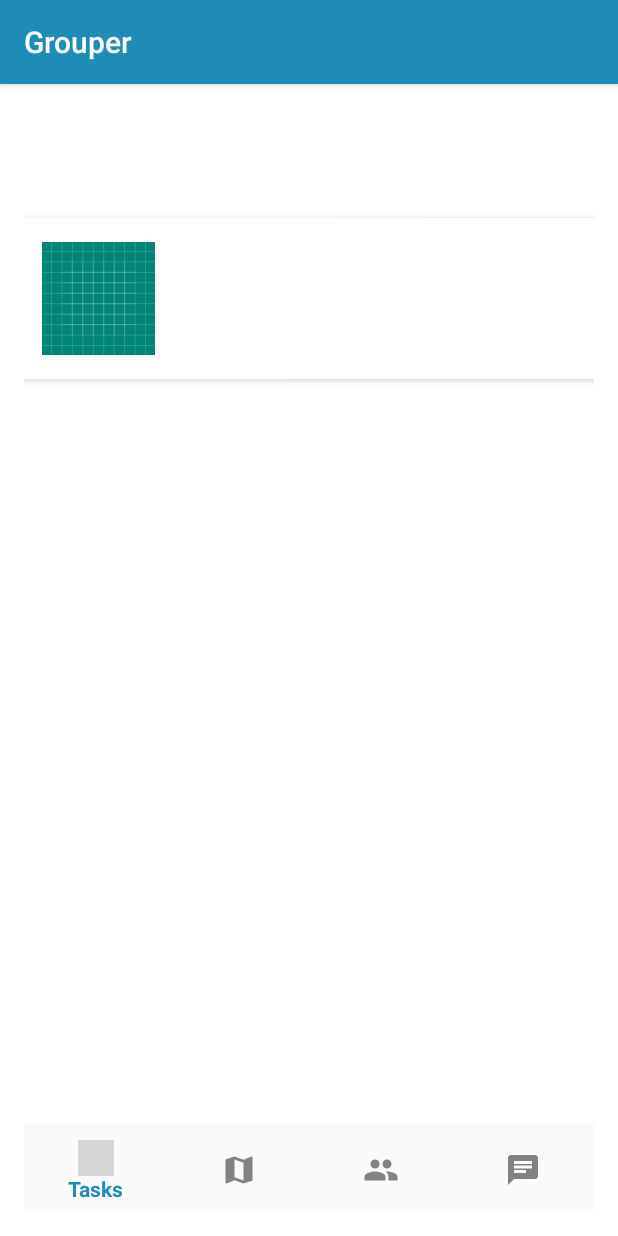
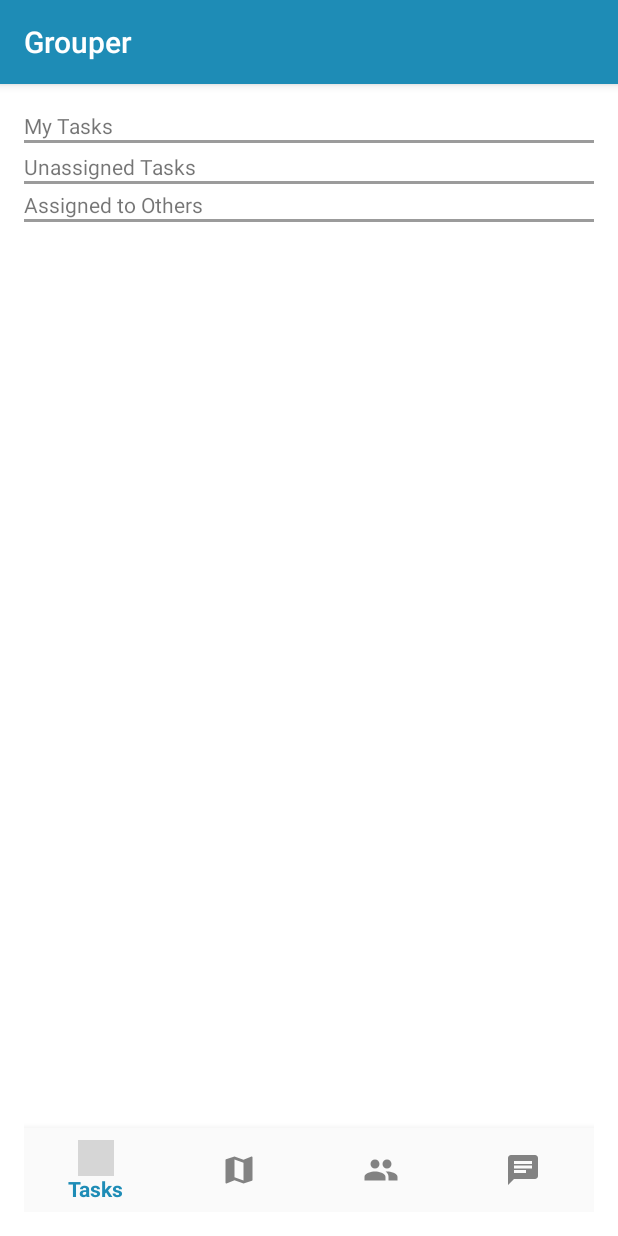
Before and after one commit to Latarax/Bro-Team-App, an Android app: the GroupTaskDisplay screen opened directly, with no data from a screen before it, on a phone screen of 412 x 824 dp. Run offline under Robolectric (Android 15) with nearby library versions, the phone set to English and light mode, and no system bars; our stand-ins replace Firebase (no records; nobody signed in at launch, a user with empty details on screens opened directly); 1 statement that could not run was skipped; grey boxes are pictures that could not be loaded.

Commit message:
GROUPS WORKING! Tasks in progress

```diff
--- a/app/src/main/java/android/grouper/broTeam/GroupTaskDisplay.java
+++ b/app/src/main/java/android/grouper/broTeam/GroupTaskDisplay.java
@@ -2,23 +2,38 @@ package android.grouper.broTeam;
 
 import android.content.Intent;
 import android.os.Bundle;
+import android.util.Log;
 import android.view.MenuItem;
+import android.view.View;
+import android.widget.ProgressBar;
 
 import androidx.annotation.NonNull;
-import androidx.appcompat.app.ActionBar;
 import androidx.appcompat.app.AppCompatActivity;
 import androidx.recyclerview.widget.LinearLayoutManager;
 import androidx.recyclerview.widget.RecyclerView;
 
+import com.google.android.gms.tasks.OnCompleteListener;
+import com.google.android.gms.tasks.Task;
+import com.google.android.material.bottomnavigation.BottomNavigationView;
+import com.google.firebase.auth.FirebaseAuth;
+import com.google.firebase.auth.FirebaseUser;
+import com.google.firebase.firestore.CollectionReference;
+import com.google.firebase.firestore.DocumentReference;
+import com.google.firebase.firestore.DocumentSnapshot;
+import com.google.firebase.firestore.FirebaseFirestore;
+
 import java.util.ArrayList;
-
-import com.google.android.material.bottomnavigation.BottomNavigationView;
 
 public class GroupTaskDisplay extends AppCompatActivity {
 
-    RecyclerView mRecyclerView;
-    TaskCardAdapter myAdapter;
-    String mTitle, mDescription;
+    RecyclerView mRecyclerView, uRecyclerView, aRecyclerView;
+    TaskCardAdapter myAdapter, uAdapter, aAdapter;
+    String mGroupId;
+    ProgressBar progressBar;
+
+    ArrayList<CardModel> mModels = new ArrayList<>();
+    ArrayList<CardModel> uModels = new ArrayList<>();
+    ArrayList<CardModel> aModels = new ArrayList<>();
     BottomNavigationView navigation;
 
     @Override
@@ -28,15 +43,28 @@ public class GroupTaskDisplay extends AppCompatActivity {
 
         Intent intent = getIntent();
 
-        mTitle = intent.getStringExtra("iTitle");
+        mGroupId = intent.getStringExtra("iGroupId");
 
-        mDescription = intent.getStringExtra("iDescription");
-
-        mRecyclerView = findViewById(R.id.groupRecyclerView);
+        mRecyclerView = findViewById(R.id.myTaskRecyclerView);
         mRecyclerView.setLayoutManager(new LinearLayoutManager(this));
 
-        myAdapter = new TaskCardAdapter(this, getMyList());
+        uRecyclerView = findViewById(R.id.unassignedRecyclerView);
+        uRecyclerView.setLayoutManager(new LinearLayoutManager(this));
+
+        aRecyclerView = findViewById(R.id.assignedRecyclerView);
+        aRecyclerView.setLayoutManager(new LinearLayoutManager(this));
+
+        progressBar = findViewById(R.id.progressBar);
+
+        getMyList();
+
+        myAdapter = new TaskCardAdapter(this, mModels);
+        uAdapter = new TaskCardAdapter(this, uModels);
+        aAdapter = new TaskCardAdapter(this, aModels);
+
         mRecyclerView.setAdapter(myAdapter);
+        uRecyclerView.setAdapter(uAdapter);
+        aRecyclerView.setAdapter(aAdapter);
 
         // THIS IS FOR THE BOTTOM NAV VIEW DO NOT TOUCH UNLESS KNOW WHAT DOING
         navigation = findViewById(R.id.bottomNavView);
@@ -67,16 +95,113 @@ public class GroupTaskDisplay extends AppCompatActivity {
 
     }
 
-    private ArrayList<CardModel> getMyList() {
+    private void getMyList() {
 
-        ArrayList<CardModel> models = new ArrayList<>();
+        // get user instance and database reference
+        final FirebaseUser user = FirebaseAuth.getInstance().getCurrentUser();
+        FirebaseFirestore database = FirebaseFirestore.getInstance();
 
+        // get pointer to user document in database
+        DocumentReference groupId = database.collection("usersList").document(mGroupId);
+
+        progressBar.setVisibility(View.VISIBLE);
+        // get list of groups via task
+        groupId.get().addOnCompleteListener(new OnCompleteListener<DocumentSnapshot>() {
+            @Override
+            public void onComplete(@NonNull Task<DocumentSnapshot> task) {
+                Log.d("task group call", ""+task.getResult());
+                if (task.isSuccessful()) {
+                    DocumentSnapshot document = task.getResult(); // get snapshot of user details
+                    Log.d("DocumentSnapshot data: ", "" + document.getData());
+
+                    // cast group list into array of references
+                    ArrayList<CollectionReference> groups = (ArrayList<CollectionReference>) document.get("tasks");
+
+                    // go through list and get group details
+                    for(int i = 0; i < groups.size(); i++){
+
+                        final String tid = groups.get(i).getId();
+                        Log.d("group index", ""+tid);
+                        FirebaseFirestore db = FirebaseFirestore.getInstance();
+                        DocumentReference groupId = db.collection("groupsList").document(tid);
+
+                        // go into group and get group details
+                        groupId.get().addOnCompleteListener(new OnCompleteListener<DocumentSnapshot>() {
+                            @Override
+                            public void onComplete(@NonNull Task<DocumentSnapshot> t) {
+                                if(t.isSuccessful()){
+
+                                    Log.d("task group call", ""+t.getResult());
+                                    DocumentSnapshot documentSnapshot = t.getResult(); // get snapshot of group details
+                                    Log.d("DocumentSnapshot group", ""+documentSnapshot.getData());
+
+                                    // extract title and description
+                                    String tTitle = (String) documentSnapshot.get("taskName");
+                                    String description = (String) documentSnapshot.get("description");
+                                    String assignedUser = (String) documentSnapshot.get("assignedUser");
+
+                                    if(assignedUser.contentEquals("dummyUser")){
+                                        makeCardUnassigned(tTitle, description, tid);
+                                    } else if(assignedUser.contentEquals(user.getUid())) {
+                                        makeCardMy(tTitle, description, tid); //make extracted details into cards
+                                    } else {
+                                        makeCardAssigned(tTitle, description, tid);
+                                    }
+                                }
+                            }
+                        });
+                    }
+
+                    progressBar.setVisibility(View.GONE);
+
+                } else { // TO-DO: If no groups, display default cards
+                    Log.d("failed to get", "get failed with ", task.getException());
+                    String gTitle = "You're not in any groups :(";
+                    String description = "Either create or join groups for more";
+
+                    CardModel m = new CardModel();
+                    m.setTitle(gTitle);
+                    m.setDescription(description);
+                    m.setImg(R.drawable.ic_group_icon_background);
+                    mModels.add(m);
+                }
+            }
+        });
+    }
+
+    // Will make a card with the passed group details
+    public void makeCardMy(String title, String description, String gid){
         CardModel m = new CardModel();
-        m.setTitle(mTitle);
-        m.setDescription(mDescription);
-        m.setImg(R.drawable.ic_group_member_background);
-        models.add(m);
+        m.setTitle(title);
+        m.setDescription(description);
+        m.setImg(R.drawable.ic_group_icon_background);
+        m.setGroupId(gid);
+        mModels.add(m);
+        myAdapter.notifyDataSetChanged();
+        Log.d("Card list", ""+myAdapter.cardModels);
+    }
 
-        return models;
+    // Will make a card with the passed group details
+    public void makeCardUnassigned(String title, String description, String gid){
+        CardModel m = new CardModel();
+        m.setTitle(title);
+        m.setDescription(description);
+        m.setImg(R.drawable.ic_group_icon_background);
+        m.setGroupId(gid);
+        uModels.add(m);
+        uAdapter.notifyDataSetChanged();
+        Log.d("Card list", ""+myAdapter.cardModels);
+    }
+
+    // Will make a card with the passed group details
+    public void makeCardAssigned(String title, String description, String tid){
+        CardModel m = new CardModel();
+        m.setTitle(title);
+        m.setDescription(description);
+        m.setImg(R.drawable.ic_group_icon_background);
+        m.setGroupId(tid);
+        aModels.add(m);
+        aAdapter.notifyDataSetChanged();
+        Log.d("Card list", ""+myAdapter.cardModels);
     }
 }
--- a/app/src/main/java/android/grouper/broTeam/HomeGroupList.java
+++ b/app/src/main/java/android/grouper/broTeam/HomeGroupList.java
@@ -38,7 +38,7 @@ public class HomeGroupList extends AppCompatActivity {
         super.onCreate(savedInstanceState);
         setContentView(R.layout.home_group_list);
 
-        mRecyclerView = findViewById(R.id.groupRecyclerView); // get container for cards
+        mRecyclerView = findViewById(R.id.myTaskRecyclerView); // get container for cards
         mRecyclerView.setLayoutManager(new LinearLayoutManager(this)); //set layout
         progressBar = findViewById(R.id.progressBar);
 
@@ -88,7 +88,7 @@ public class HomeGroupList extends AppCompatActivity {
                                 if(t.isSuccessful()){
 
                                     Log.d("task group call", ""+t.getResult());
-                                    DocumentSnapshot documentSnapshot = t.getResult(); // get snapshot of group details
+                                     DocumentSnapshot documentSnapshot = t.getResult(); // get snapshot of group details
                                     Log.d("DocumentSnapshot group", ""+documentSnapshot.getData());
 
                                     // extract title and description
@@ -127,6 +127,7 @@ public class HomeGroupList extends AppCompatActivity {
         m.setImg(R.drawable.ic_group_icon_background);
         m.setGroupId(gid);
         models.add(m);
+        myAdapter.notifyDataSetChanged();
         Log.d("Card list", ""+myAdapter.cardModels);
     }
 }
--- a/app/src/main/res/layout/activity_group_task_display.xml
+++ b/app/src/main/res/layout/activity_group_task_display.xml
@@ -1,36 +1,116 @@
 <?xml version="1.0" encoding="utf-8"?>
-<androidx.constraintlayout.widget.ConstraintLayout
-    xmlns:android="http://schemas.android.com/apk/res/android"
+<androidx.constraintlayout.widget.ConstraintLayout xmlns:android="http://schemas.android.com/apk/res/android"
     xmlns:app="http://schemas.android.com/apk/res-auto"
     xmlns:tools="http://schemas.android.com/tools"
     android:layout_width="match_parent"
     android:layout_height="match_parent"
-    android:background="#fff"
+    android:background="#FFFFFF"
     android:padding="16dp"
     tools:context=".GroupTaskDisplay">
 
+    <ProgressBar
+        android:id="@+id/progressBar"
+        android:layout_width="wrap_content"
+        android:layout_height="wrap_content"
+        android:visibility="gone"
+        app:layout_constraintEnd_toEndOf="parent"
+        app:layout_constraintStart_toStartOf="parent"
+        app:layout_constraintTop_toBottomOf="@+id/homeMainDivider" />
+
+    <View
+        android:id="@+id/unassignedDivider"
+        android:layout_width="409dp"
+        android:layout_height="2dp"
+        android:background="#9B9B9B"
+        app:layout_constraintEnd_toEndOf="parent"
+        app:layout_constraintHorizontal_bias="1.0"
+        app:layout_constraintStart_toStartOf="parent"
+        app:layout_constraintTop_toBottomOf="@+id/unassignedTaskTextView" />
+
     <androidx.recyclerview.widget.RecyclerView
-        android:id="@+id/groupRecyclerView"
-        android:layout_width="397dp"
-        android:layout_height="602dp"
+        android:id="@+id/myTaskRecyclerView"
+        android:layout_width="0dp"
+        android:layout_height="wrap_content"
+        android:layout_marginTop="2dp"
         android:background="#00FFFFFF"
+        app:layout_constraintEnd_toEndOf="parent"
+        app:layout_constraintStart_toStartOf="parent"
+        app:layout_constraintTop_toBottomOf="@+id/myDivider" />
+
+    <com.google.android.material.bottomnavigation.BottomNavigationView
+        android:id="@+id/bottomNavView"
+        android:layout_width="match_parent"
+        android:layout_height="56dp"
+        android:layout_marginStart="0dp"
+        android:layout_marginEnd="0dp"
+        android:background="?android:attr/windowBackground"
         app:layout_constraintBottom_toBottomOf="parent"
-        app:layout_constraintEnd_toEndOf="parent"
+        app:layout_constraintLeft_toLeftOf="parent"
+        app:layout_constraintRight_toRightOf="parent"
+        app:menu="@menu/bottom_group_nav_view" />
+
+    <TextView
+        android:id="@+id/myTaskText"
+        android:layout_width="wrap_content"
+        android:layout_height="wrap_content"
+        android:layout_marginTop="2dp"
+        android:text="My Tasks"
         app:layout_constraintStart_toStartOf="parent"
         app:layout_constraintTop_toTopOf="parent" />
 
-    <com.google.android.material.bottomnavigation.BottomNavigationView
-        android:id="@+id/bottomNavView"
-        android:layout_width= "match_parent"
-        android:layout_height= "56dp"
-        android:layout_marginEnd= "0dp"
-        android:layout_marginStart= "0dp"
-        android:background= "?android:attr/windowBackground"
-        app:layout_constraintBottom_toBottomOf= "parent"
-        app:layout_constraintLeft_toLeftOf= "parent"
-        app:layout_constraintRight_toRightOf= "parent"
-        app:menu="@menu/bottom_group_nav_view"
-        />
+    <View
+        android:id="@+id/myDivider"
+        android:layout_width="409dp"
+        android:layout_height="2dp"
+        android:background="#9B9B9B"
+        app:layout_constraintEnd_toEndOf="parent"
+        app:layout_constraintStart_toStartOf="parent"
+        app:layout_constraintTop_toBottomOf="@+id/myTaskText" />
+
+    <TextView
+        android:id="@+id/unassignedTaskTextView"
+        android:layout_width="wrap_content"
+        android:layout_height="wrap_content"
+        android:layout_marginTop="4dp"
+        android:text="Unassigned Tasks"
+        app:layout_constraintStart_toStartOf="parent"
+        app:layout_constraintTop_toBottomOf="@+id/myTaskRecyclerView" />
+
+    <androidx.recyclerview.widget.RecyclerView
+        android:id="@+id/unassignedRecyclerView"
+        android:layout_width="0dp"
+        android:layout_height="wrap_content"
+        android:background="#00FFFFFF"
+        app:layout_constraintEnd_toEndOf="parent"
+        app:layout_constraintStart_toStartOf="parent"
+        app:layout_constraintTop_toBottomOf="@+id/unassignedDivider" />
+
+    <TextView
+        android:id="@+id/assignedToOthersTextView"
+        android:layout_width="wrap_content"
+        android:layout_height="wrap_content"
+        android:layout_marginTop="4dp"
+        android:text="Assigned to Others"
+        app:layout_constraintStart_toStartOf="parent"
+        app:layout_constraintTop_toBottomOf="@+id/unassignedRecyclerView" />
+
+    <View
+        android:id="@+id/assignedDivider"
+        android:layout_width="409dp"
+        android:layout_height="2dp"
+        android:background="#9B9B9B"
+        app:layout_constraintEnd_toEndOf="parent"
+        app:layout_constraintStart_toStartOf="parent"
+        app:layout_constraintTop_toBottomOf="@+id/assignedToOthersTextView" />
+
+    <androidx.recyclerview.widget.RecyclerView
+        android:id="@+id/assignedRecyclerView"
+        android:layout_width="match_parent"
+        android:layout_height="wrap_content"
+        android:background="#00FFFFFF"
+        app:layout_constraintEnd_toEndOf="parent"
+        app:layout_constraintStart_toStartOf="parent"
+        app:layout_constraintTop_toBottomOf="@+id/assignedDivider" />
 
 
 </androidx.constraintlayout.widget.ConstraintLayout>
--- a/app/src/main/res/layout/home_group_list.xml
+++ b/app/src/main/res/layout/home_group_list.xml
@@ -49,7 +49,7 @@
         app:layout_constraintTop_toBottomOf="@+id/homeMainDivider" />
 
     <androidx.recyclerview.widget.RecyclerView
-        android:id="@+id/groupRecyclerView"
+        android:id="@+id/myTaskRecyclerView"
         android:layout_width="411dp"
         android:layout_height="550dp"
         android:background="#00FFFFFF"
```
